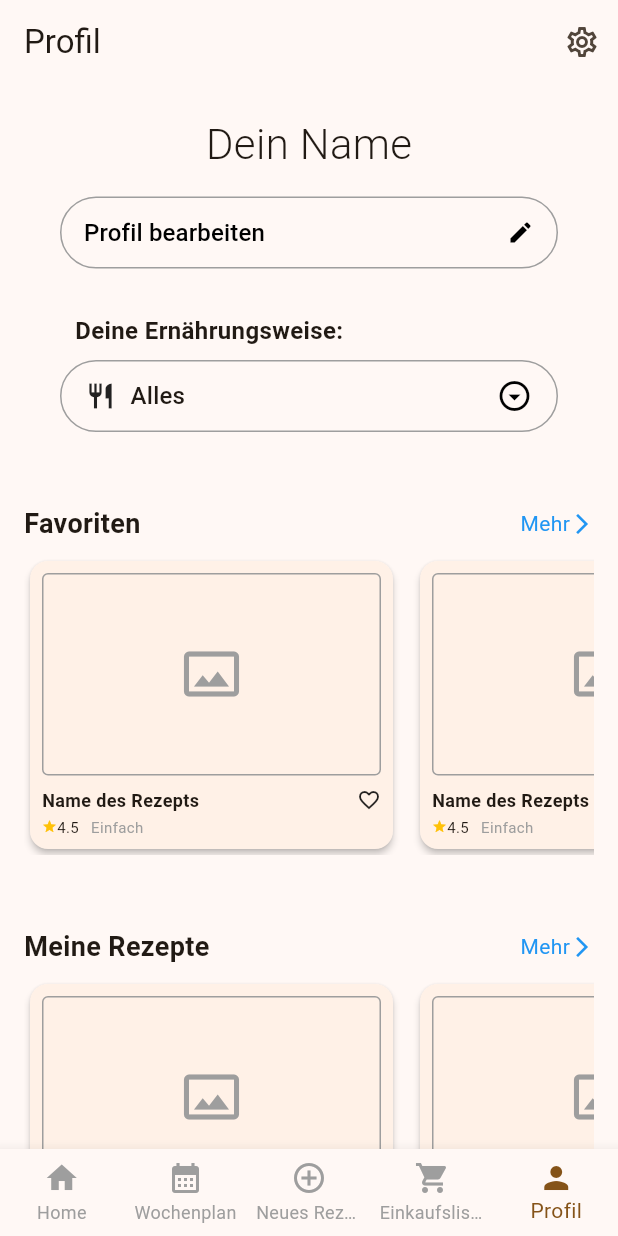
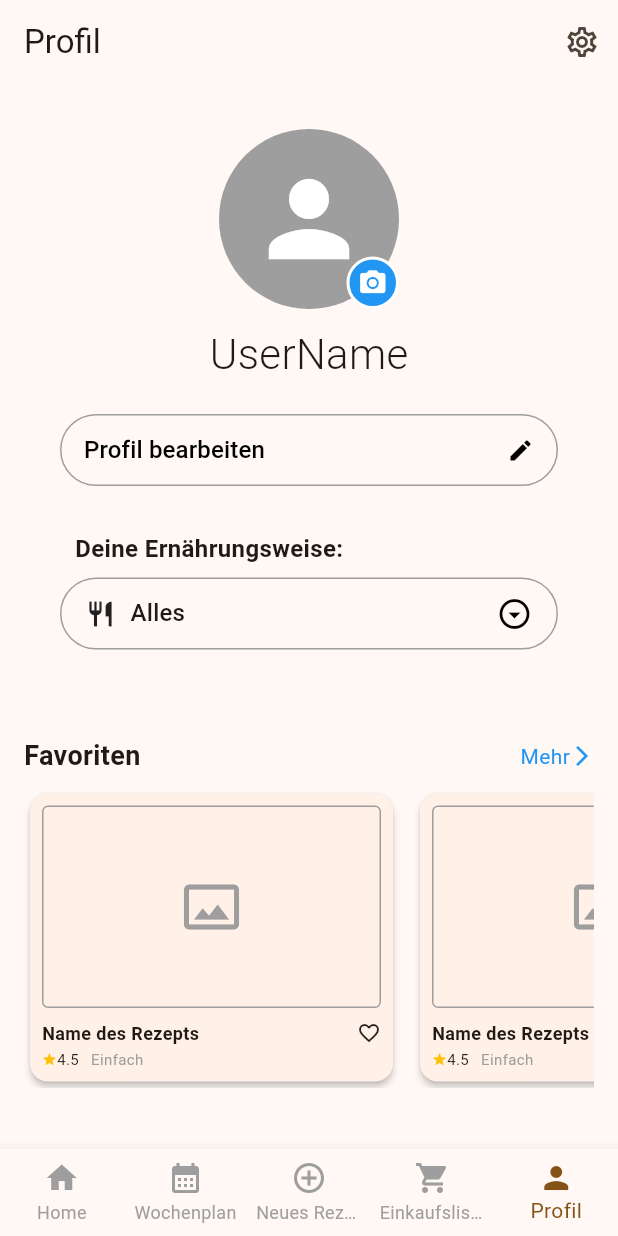
Before and after one commit to ilias314/Flutter-XPlatform-app, a Flutter app: the screen it shows once a user with an empty profile is signed in, item 5 of the bottom bar chosen, on a phone screen of 412 x 824 dp. Run offline on Flutter 3.47's test engine with Material 3 defaults, Android fonts, the phone set to English and light mode, and no system bars; our stand-ins replace flutter_riverpod, go_router, supabase_flutter; accounts and stored records are empty.

Commit message:
profilbild auf der profil seite

```diff
--- a/recipes/lib/pages/profile_screen.dart
+++ b/recipes/lib/pages/profile_screen.dart
@@ -42,16 +42,55 @@ class _ProfileScreenState extends ConsumerState<ProfileScreen> {
       body: SingleChildScrollView(
         child: Column(
           children: [
-            const SizedBox(height: 20),
+            const SizedBox(height: 30),
+
+
+            // ------------------------------------------
+            // NEU: PROFILBILD ÜBER DEM NAMEN
+            // ------------------------------------------
+            Center(
+              child: Stack(
+                alignment: Alignment.bottomRight,
+                children: [
+                  // Das eigentliche Bild (Platzhalter)
+                  const CircleAvatar(
+                    radius: 60, // Größe des Bildes
+                    backgroundColor: Colors.grey,
+                    // Später hier: backgroundImage: NetworkImage(user.photoUrl),
+                    child: Icon(Icons.person, size: 80, color: Colors.white),
+                  ),
+
+                  // Optional: Kleiner Edit-Button direkt am Bild
+                  Container(
+                    height: 35,
+                    width: 35,
+                    decoration: BoxDecoration(
+                      color: Colors.blue,
+                      shape: BoxShape.circle,
+                      border: Border.all(color: Colors.white, width: 2),
+                    ),
+                    child: IconButton(
+                      padding: EdgeInsets.zero,
+                      icon: const Icon(Icons.camera_alt, color: Colors.white, size: 20),
+                      onPressed: () => _showEditProfileSheet(context),
+                    ),
+                  ),
+                ],
+              ),
+            ),
+
+            const SizedBox(height: 10),
 
             // ------------------------------------------
             // TEIL 1: NAME & PROFIL BEARBEITEN (Responsive)
             // ------------------------------------------
             const Text(
-              "Dein Name",
+              "UserName",
               style: TextStyle(fontSize: 28, fontWeight: FontWeight.w300),
             ),
-            const SizedBox(height: 15),
+
+
+            const SizedBox(height: 20),
 
             // RESPONSIVE LÖSUNG: Padding bestimmt die Breite
             Padding(
@@ -180,13 +219,15 @@ class _ProfileScreenState extends ConsumerState<ProfileScreen> {
               ),
             ),
 
-            const SizedBox(height: 40),
+            const SizedBox(height: 50),
 
             // ------------------------------------------
             // TEIL 3: REZEPTE
             // ------------------------------------------
             const RecipeSection(title: "Favoriten"),
-            const SizedBox(height: 40),
+
+            const SizedBox(height: 50),
+
             const RecipeSection(title: "Meine Rezepte"),
 
             const SizedBox(height: 40),
```
